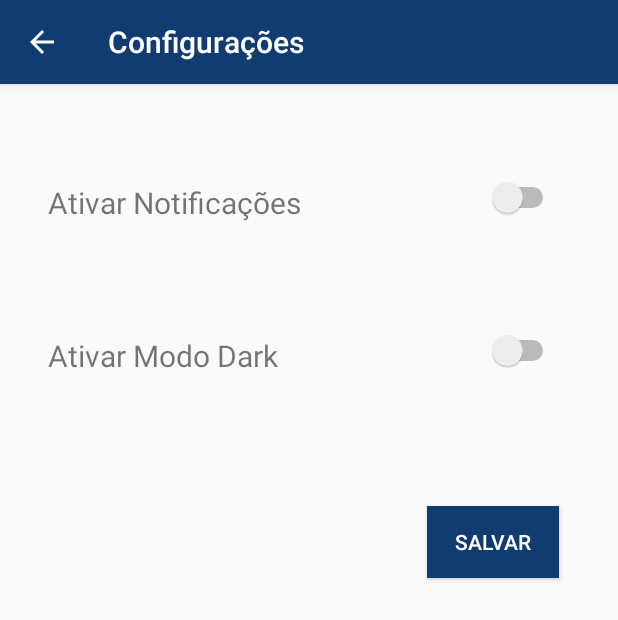
After one commit to AilsonEsi/kriolnew-android, an Android app: the ConfigActivity screen opened directly, with no data from a screen before it, on a phone screen of 412 x 824 dp. The commit adds this screen. Shown: the top 620 px of the screen. Run offline under Robolectric (Android 15) with nearby library versions, the phone set to English and light mode, and no system bars.

Commit message:
Update config layout

```diff
--- a/app/src/main/AndroidManifest.xml
+++ b/app/src/main/AndroidManifest.xml
@@ -14,8 +14,12 @@
         android:theme="@style/AppTheme"
         android:usesCleartextTraffic="true">
         <activity
+            android:name=".ConfigActivity"
+            android:parentActivityName=".HomeActivity"
+            ></activity>
+        <activity
             android:name=".HomeActivity"
-            android:theme="@style/AppTheme.NoActionBar"></activity>
+            android:theme="@style/AppTheme.NoActionBar" />
         <activity
             android:name=".account.SignUpActivity"
             android:screenOrientation="portrait" />
--- /dev/null
+++ b/app/src/main/java/com/doit/kriolnews_aplicacaodenoticias/ConfigActivity.java
@@ -0,0 +1,14 @@
+package com.doit.kriolnews_aplicacaodenoticias;
+
+import android.support.v7.app.AppCompatActivity;
+import android.os.Bundle;
+
+public class ConfigActivity extends AppCompatActivity {
+
+    @Override
+    protected void onCreate(Bundle savedInstanceState) {
+        super.onCreate(savedInstanceState);
+        setContentView(R.layout.activity_config);
+        setTitle("Configurações");
+    }
+}
--- a/app/src/main/java/com/doit/kriolnews_aplicacaodenoticias/HomeActivity.java
+++ b/app/src/main/java/com/doit/kriolnews_aplicacaodenoticias/HomeActivity.java
@@ -154,7 +154,7 @@ public class HomeActivity extends AppCompatActivity
         } else if (id == R.id.nav_gprofile) {
             setTitle("Minha Conta");
         } else if (id == R.id.nav_conf) {
-            setTitle("Configurações");
+            startActivity(new Intent(getApplicationContext(),ConfigActivity.class));
         }
 
         DrawerLayout drawer = findViewById(R.id.drawer_layout);
--- /dev/null
+++ b/app/src/main/res/layout/activity_config.xml
@@ -0,0 +1,100 @@
+<?xml version="1.0" encoding="utf-8"?>
+<android.support.constraint.ConstraintLayout xmlns:android="http://schemas.android.com/apk/res/android"
+    xmlns:app="http://schemas.android.com/apk/res-auto"
+    xmlns:tools="http://schemas.android.com/tools"
+    android:layout_width="match_parent"
+    android:layout_height="match_parent"
+    tools:context=".ConfigActivity">
+
+    <Switch
+        android:id="@+id/switch2"
+        android:layout_width="55dp"
+        android:layout_height="44dp"
+        android:layout_marginStart="8dp"
+        android:layout_marginLeft="8dp"
+        android:layout_marginTop="8dp"
+        android:layout_marginEnd="8dp"
+        android:layout_marginRight="8dp"
+        android:layout_marginBottom="8dp"
+        app:layout_constraintBottom_toBottomOf="parent"
+        app:layout_constraintEnd_toEndOf="parent"
+        app:layout_constraintHorizontal_bias="0.908"
+        app:layout_constraintStart_toStartOf="parent"
+        app:layout_constraintTop_toTopOf="parent"
+        app:layout_constraintVertical_bias="0.064" />
+
+    <Switch
+        android:id="@+id/switch3"
+        android:layout_width="55dp"
+        android:layout_height="44dp"
+        android:layout_marginStart="8dp"
+        android:layout_marginLeft="8dp"
+        android:layout_marginTop="8dp"
+        android:layout_marginEnd="8dp"
+        android:layout_marginRight="8dp"
+        android:layout_marginBottom="8dp"
+        app:layout_constraintBottom_toBottomOf="parent"
+        app:layout_constraintEnd_toEndOf="parent"
+        app:layout_constraintHorizontal_bias="0.908"
+        app:layout_constraintStart_toStartOf="parent"
+        app:layout_constraintTop_toTopOf="parent"
+        app:layout_constraintVertical_bias="0.208" />
+
+    <TextView
+        android:id="@+id/textView5"
+        android:layout_width="204dp"
+        android:layout_height="32dp"
+        android:layout_marginStart="16dp"
+        android:layout_marginLeft="16dp"
+        android:layout_marginTop="8dp"
+        android:layout_marginEnd="8dp"
+        android:layout_marginRight="8dp"
+        android:layout_marginBottom="8dp"
+        android:text="Ativar Modo Dark"
+        android:textSize="20dp"
+        app:layout_constraintBottom_toBottomOf="parent"
+        app:layout_constraintEnd_toStartOf="@+id/switch3"
+        app:layout_constraintHorizontal_bias="0.179"
+        app:layout_constraintStart_toStartOf="parent"
+        app:layout_constraintTop_toTopOf="parent"
+        app:layout_constraintVertical_bias="0.221" />
+
+    <TextView
+        android:id="@+id/textView6"
+        android:layout_width="204dp"
+        android:layout_height="32dp"
+        android:layout_marginStart="16dp"
+        android:layout_marginLeft="16dp"
+        android:layout_marginTop="8dp"
+        android:layout_marginEnd="8dp"
+        android:layout_marginRight="8dp"
+        android:layout_marginBottom="8dp"
+        android:text="Ativar Notificações"
+        android:textSize="20dp"
+        app:layout_constraintBottom_toBottomOf="parent"
+        app:layout_constraintEnd_toStartOf="@+id/switch2"
+        app:layout_constraintHorizontal_bias="0.179"
+        app:layout_constraintStart_toStartOf="parent"
+        app:layout_constraintTop_toTopOf="parent"
+        app:layout_constraintVertical_bias="0.08" />
+
+    <Button
+        android:id="@+id/button2"
+        android:layout_width="wrap_content"
+        android:layout_height="wrap_content"
+        android:layout_marginStart="8dp"
+        android:layout_marginLeft="8dp"
+        android:layout_marginEnd="8dp"
+        android:layout_marginRight="8dp"
+        android:layout_marginBottom="8dp"
+        android:background="@color/colorPrimary"
+        android:text="Salvar"
+        android:textColor="@android:color/white"
+        app:layout_constraintBottom_toBottomOf="parent"
+        app:layout_constraintEnd_toEndOf="parent"
+        app:layout_constraintHorizontal_bias="0.899"
+        app:layout_constraintStart_toStartOf="parent"
+        app:layout_constraintTop_toTopOf="parent"
+        app:layout_constraintVertical_bias="0.395" />
+
+</android.support.constraint.ConstraintLayout>
```
